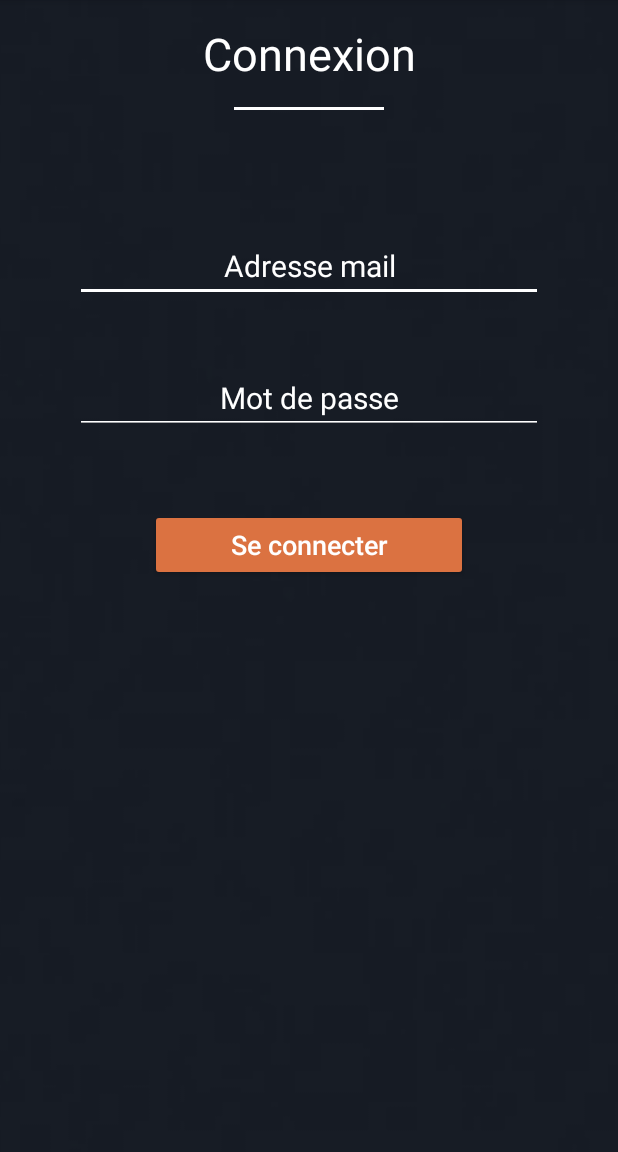
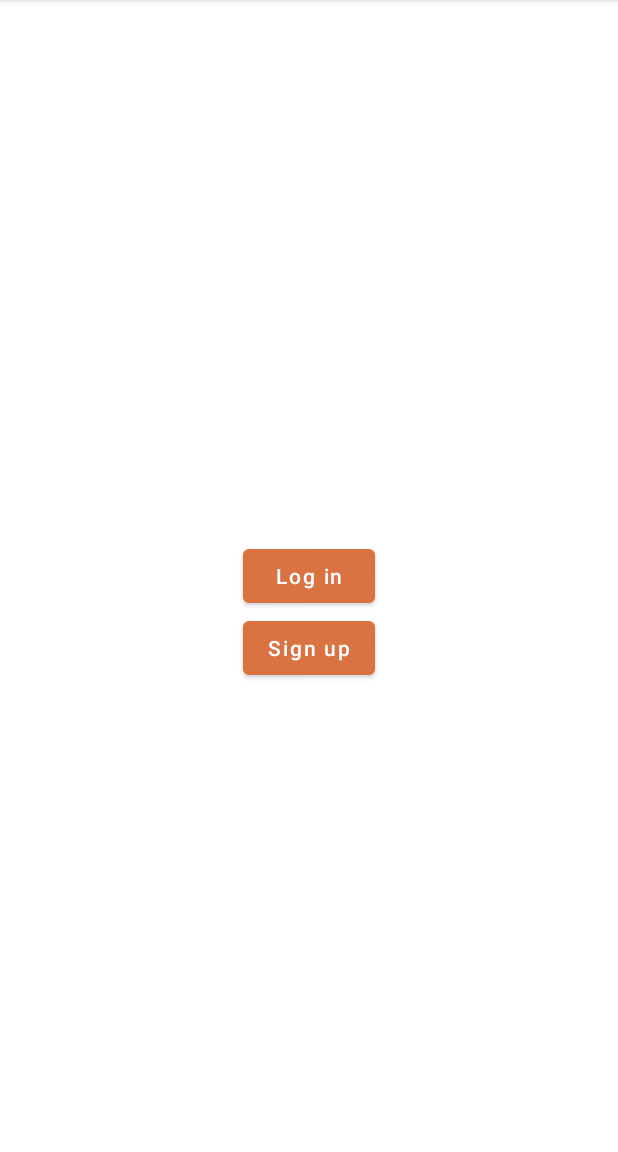
Before and after one commit to elea77/uf-web-mobile, an Android app: the screen it shows after launch (LoginActivity before the commit, TestActivity after it), on a phone screen of 412 x 824 dp, the part 84-1236 px from its top. Run offline under Robolectric (Android 15) with nearby library versions, the phone set to English and light mode, and no system bars.

Commit message:
Login and Register with node.js api

```diff
--- a/app/build.gradle
+++ b/app/build.gradle
@@ -31,9 +31,13 @@ android {
 dependencies {
 
     implementation 'androidx.appcompat:appcompat:1.2.0'
+    implementation 'com.squareup.retrofit2:retrofit:2.3.0'
+    implementation 'com.squareup.retrofit2:converter-gson:2.3.0'
     implementation 'com.google.android.material:material:1.3.0'
     implementation 'androidx.constraintlayout:constraintlayout:2.0.4'
     testImplementation 'junit:junit:4.+'
     androidTestImplementation 'androidx.test.ext:junit:1.1.2'
     androidTestImplementation 'androidx.test.espresso:espresso-core:3.3.0'
+
+    implementation group: 'at.favre.lib', name: 'bcrypt', version: '0.9.0'
 }
--- a/app/src/main/AndroidManifest.xml
+++ b/app/src/main/AndroidManifest.xml
@@ -1,6 +1,8 @@
 <?xml version="1.0" encoding="utf-8"?>
 <manifest xmlns:android="http://schemas.android.com/apk/res/android"
     package="com.example.uf_web_mobile">
+
+    <uses-permission android:name="android.permission.INTERNET" />
 
     <application
         android:allowBackup="true"
@@ -8,8 +10,10 @@
         android:label="@string/app_name"
         android:roundIcon="@mipmap/ic_launcher_round"
         android:supportsRtl="true"
+        android:usesCleartextTraffic="true"
         android:theme="@style/Theme.Ufwebmobile">
-        <activity android:name=".ProductActivity"></activity>
+        <activity android:name=".TestActivity"></activity>
+        <activity android:name=".ProductActivity" />
         <activity android:name=".MyProductsActivity" />
         <activity android:name=".ProductsListActivity" />
         <activity android:name=".MyAccountActivity" />
--- a/app/src/main/java/com/example/uf_web_mobile/MainActivity.java
+++ b/app/src/main/java/com/example/uf_web_mobile/MainActivity.java
@@ -22,7 +22,7 @@ public class MainActivity extends AppCompatActivity {
             @Override
             public void run() {
                 // TODO : lancement de HomeActivity
-                Intent myIntent = new Intent(MainActivity.this, LoginActivity.class);
+                Intent myIntent = new Intent(MainActivity.this, TestActivity.class);
                 startActivity(myIntent);
                 finish();
             }
--- a/app/src/main/java/com/example/uf_web_mobile/ProductsListActivity.java
+++ b/app/src/main/java/com/example/uf_web_mobile/ProductsListActivity.java
@@ -2,7 +2,9 @@ package com.example.uf_web_mobile;
 
 import androidx.appcompat.app.AppCompatActivity;
 
+
 import android.os.Bundle;
+
 
 public class ProductsListActivity extends AppActivity {
 
--- /dev/null
+++ b/app/src/main/java/com/example/uf_web_mobile/RetrofitInterface.java
@@ -0,0 +1,18 @@
+package com.example.uf_web_mobile;
+
+import java.util.HashMap;
+
+import retrofit2.Call;
+import retrofit2.http.Body;
+import retrofit2.http.POST;
+
+public interface RetrofitInterface {
+
+    @POST("/api/v1/login")
+    Call<LoginResult> executeLogin (@Body HashMap<String, String> map);
+
+    @POST("/api/v1/users")
+    Call<Void> executeRegister (@Body HashMap<String, String> map);
+
+
+}
--- a/app/src/main/res/layout/activity_login.xml
+++ b/app/src/main/res/layout/activity_login.xml
@@ -36,6 +36,7 @@
         android:textColor="@color/white"
         android:backgroundTint="@color/white"
         android:textColorHint="@color/white"
+        android:id="@+id/email"
         android:textSize="20dp" />
 
     <EditText
@@ -51,6 +52,7 @@
         android:textColor="@color/white"
         android:textColorHint="@color/white"
         android:backgroundTint="@color/white"
+        android:id="@+id/password"
         android:textSize="20dp" />
 
     <androidx.appcompat.widget.AppCompatButton
@@ -62,6 +64,7 @@
         android:backgroundTint="@color/light_orange"
         android:textColor="@color/white"
         android:onClick="Login"
+        android:id="@+id/button"
         android:text="Se connecter" />
 
 
--- a/app/src/main/res/layout/activity_products_list.xml
+++ b/app/src/main/res/layout/activity_products_list.xml
@@ -16,7 +16,7 @@
         android:textSize="30dp"
         android:gravity="center"
         android:padding="15dp"
-        android:text="Liste des produits"/>
+        android:text="Liste des produits" />
 
     <View
         android:layout_width="100dp"
--- /dev/null
+++ b/app/src/main/res/layout/activity_test.xml
@@ -0,0 +1,26 @@
+<?xml version="1.0" encoding="utf-8"?>
+<RelativeLayout xmlns:android="http://schemas.android.com/apk/res/android"
+    xmlns:app="http://schemas.android.com/apk/res-auto"
+    xmlns:tools="http://schemas.android.com/tools"
+    android:layout_width="match_parent"
+    android:layout_height="match_parent"
+    tools:context=".TestActivity">
+
+    <Button
+        android:layout_width="wrap_content"
+        android:layout_height="wrap_content"
+        android:text="Log in"
+        android:id="@+id/login"
+        android:layout_centerInParent="true" />
+
+    <Button
+        android:layout_width="wrap_content"
+        android:layout_height="wrap_content"
+        android:text="Sign up"
+        android:id="@+id/register"
+        android:layout_centerHorizontal="true"
+        android:layout_below="@+id/login" />
+
+
+
+</RelativeLayout>
--- a/build.gradle
+++ b/build.gradle
@@ -6,6 +6,7 @@ buildscript {
     }
     dependencies {
         classpath "com.android.tools.build:gradle:4.1.1"
+        classpath "io.realm:realm-gradle-plugin:10.4.0"
 
         // NOTE: Do not place your application dependencies here; they belong
         // in the individual module build.gradle files
@@ -15,7 +16,7 @@ buildscript {
 allprojects {
     repositories {
         google()
-        jcenter()
+        mavenCentral()
     }
 }
 
```
Also changed, not shown: app/src/main/java/com/example/uf_web_mobile/LoginResult.java (added, +15 -0 lines), app/src/main/java/com/example/uf_web_mobile/TestActivity.java (added, +188 -0 lines), app/src/main/res/layout/login_dialog.xml (added, +29 -0 lines), app/src/main/res/layout/register_dialog.xml (added, +30 -0 lines).
